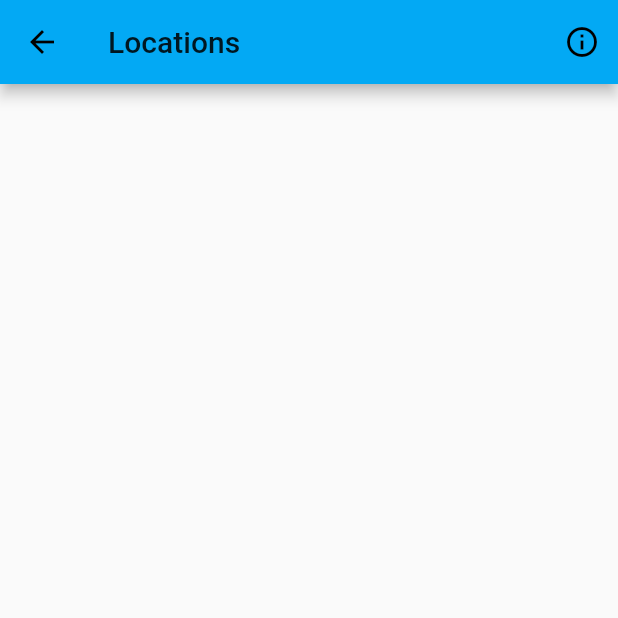
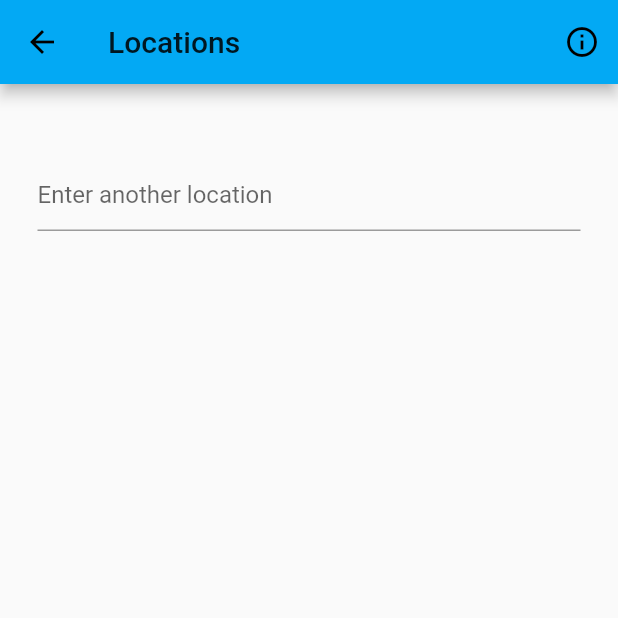
Before and after one commit to syazwan010299/AssignmentMDP2, a Flutter app: the screen it shows after launch, after a tap on the "menu" icon, on a phone screen of 412 x 824 dp, the top half of it. Run offline on Flutter 3.47's test engine with Material 2 defaults, Android fonts, the phone set to English and light mode, and no system bars.

Commit message:
minor change to layout, forecast page made

```diff
--- a/future_weather/lib/screens/current_weather.dart
+++ b/future_weather/lib/screens/current_weather.dart
@@ -1,5 +1,6 @@
 import 'package:flutter/cupertino.dart';
 import 'package:flutter/material.dart';
+import 'package:future_weather/screens/forecast_layout.dart';
 
 class MyCurrentWeather extends StatelessWidget {
   @override
@@ -16,17 +17,51 @@ class MyCurrentWeather extends StatelessWidget {
           _buildSecondIconRow()
         ],
       ),
-      bottomNavigationBar: BottomNavigationBar(
-        backgroundColor: Colors.blueAccent[700],
-        items: [
-          BottomNavigationBarItem(
-            icon: Icon(Icons.refresh, color: Colors.white),
-            title: Text('Refresh', style: TextStyle(color: Colors.white)),
+      bottomNavigationBar: Row(
+        mainAxisAlignment: MainAxisAlignment.center,
+        children: [
+          Row(
+            mainAxisAlignment: MainAxisAlignment.end,
+            crossAxisAlignment: CrossAxisAlignment.center,
+            children: <Widget>[
+              Padding(
+                padding: EdgeInsets.all(10.0),
+                child: RaisedButton(
+                  onPressed: () {},
+                  color: Colors.blueAccent[700],
+                  textColor: Colors.white,
+                  child: Row(
+                    mainAxisAlignment: MainAxisAlignment.center,
+                    children: <Widget>[
+                      Icon(Icons.refresh),
+                      Text('Refresh'),
+                    ],
+                  ),
+                ),
+              ),
+              Padding(
+                padding: EdgeInsets.all(10.0),
+                child: RaisedButton(
+                  color: Colors.blueAccent[700],
+                  textColor: Colors.white,
+                  child: Row(
+                    mainAxisAlignment: MainAxisAlignment.center,
+                    children: <Widget>[
+                      Icon(Icons.show_chart),
+                      Text('Forecast'),
+                    ],
+                  ),
+                  onPressed: () {
+                    Navigator.push(
+                      context,
+                      MaterialPageRoute(
+                          builder: (context) => MyForecastWeather()),
+                    );
+                  },
+                ),
+              ),
+            ],
           ),
-          BottomNavigationBarItem(
-            icon: Icon(Icons.show_chart, color: Colors.white),
-            title: Text('Forecast', style: TextStyle(color: Colors.white)),
-          )
         ],
       ),
     );
--- /dev/null
+++ b/future_weather/lib/screens/forecast_layout.dart
@@ -0,0 +1,15 @@
+import 'package:flutter/material.dart';
+
+class MyForecastWeather extends StatelessWidget{
+  @override
+  Widget build(BuildContext context) {
+
+    return Scaffold(
+      appBar: AppBar(
+        title: Text('Forecast Weather'),
+      ),
+
+    );
+  }
+
+}
--- a/future_weather/lib/screens/location_screen.dart
+++ b/future_weather/lib/screens/location_screen.dart
@@ -2,7 +2,19 @@ import 'package:flutter/material.dart';
 
 import 'about_screen.dart';
 
-class MyLocationWeather extends StatelessWidget{
+class MyLocationWeather extends StatefulWidget {
+  @override
+  _MyLocationWeatherState createState() => _MyLocationWeatherState();
+}
+
+class _MyLocationWeatherState extends State<MyLocationWeather> {
+  String _inputLocation = "";
+
+  TextEditingController _textFieldController = TextEditingController();
+  _onSubmitted(String location) {
+    setState(() => _inputLocation = location);
+  }
+
   @override
   Widget build(BuildContext context) {
     return Scaffold(
@@ -17,11 +29,23 @@ class MyLocationWeather extends StatelessWidget{
                 MaterialPageRoute(builder: (context) => MyAboutPage()),
               );
             },
-
+          ),
+        ],
+      ),
+      body: Column(
+        children: <Widget>[
+          Padding(
+            padding: EdgeInsets.symmetric(horizontal: 25.0, vertical: 50.0),
+            child: TextField(
+              controller: _textFieldController,
+              onSubmitted: _onSubmitted,
+              decoration: InputDecoration(
+                hintText: 'Enter another location',
+              ),
+            ),
           ),
         ],
       ),
     );
   }
-
 }
```
